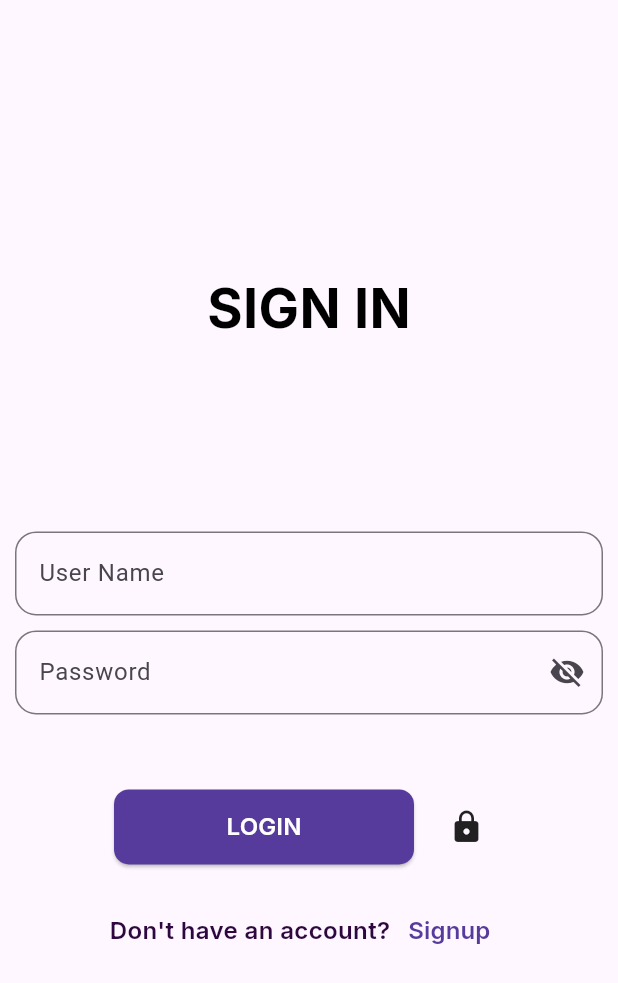
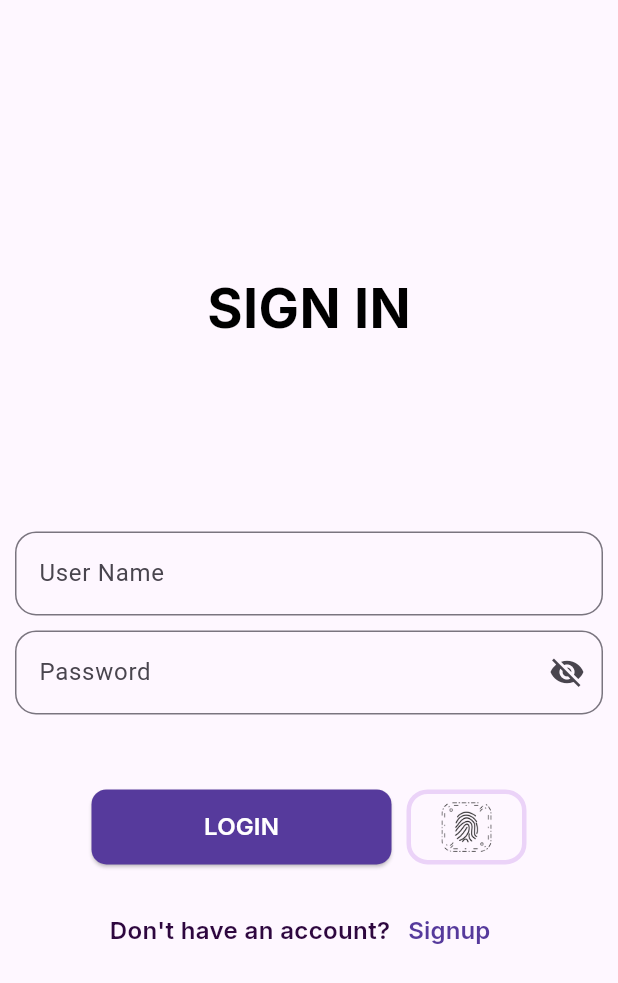
Before and after one commit to Rahat7288/tee_bay_app, a Flutter app: the screen it shows after launch, on a phone screen of 412 x 824 dp. Shown: the top 983 px of the screen. Run offline on Flutter 3.47's test engine with Material 3 defaults, Android fonts, the phone set to English and light mode, and no system bars; our stand-ins replace cached_network_image, dio, equatable, flutter_bloc, get_storage, google_fonts and 3 more.

Commit message:
biometric button added for authentication

```diff
--- a/lib/features/auth/views/login_screen.dart
+++ b/lib/features/auth/views/login_screen.dart
@@ -122,10 +122,22 @@ class _LogInScreenState extends State<LogInScreen> {
                               onTap: () {
                                 context.read<LocalAuhtCubit>().authenticate();
                               },
-                              child: const SizedBox(
+                              child: Container(
                                 height: 50,
-                                width: 50,
-                                child: Icon(Icons.lock),
+                                width: 80,
+                                decoration: BoxDecoration(
+                                  border: Border.all(
+                                    width: 3,
+                                    color: AppColor.borderColor,
+                                    style: BorderStyle.solid,
+                                  ),
+                                  borderRadius: BorderRadius.circular(14),
+                                ),
+                                child: const ImageIcon(
+                                  AssetImage(
+                                    'assets/icons/biometric.png',
+                                  ),
+                                ),
                               ),
                             );
                           },
--- a/pubspec.yaml
+++ b/pubspec.yaml
@@ -75,9 +75,9 @@ flutter:
   uses-material-design: true
 
   # To add assets to your application, add an assets section, like this:
-  # assets:
-  #   - images/a_dot_burr.jpeg
-  #   - images/a_dot_ham.jpeg
+  assets:
+    - assets/icons/
+
 
   # An image asset can refer to one or more resolution-specific "variants", see
   # https://flutter.dev/to/resolution-aware-images
```
Also changed, not shown: assets/icons/biometric.png (added).
